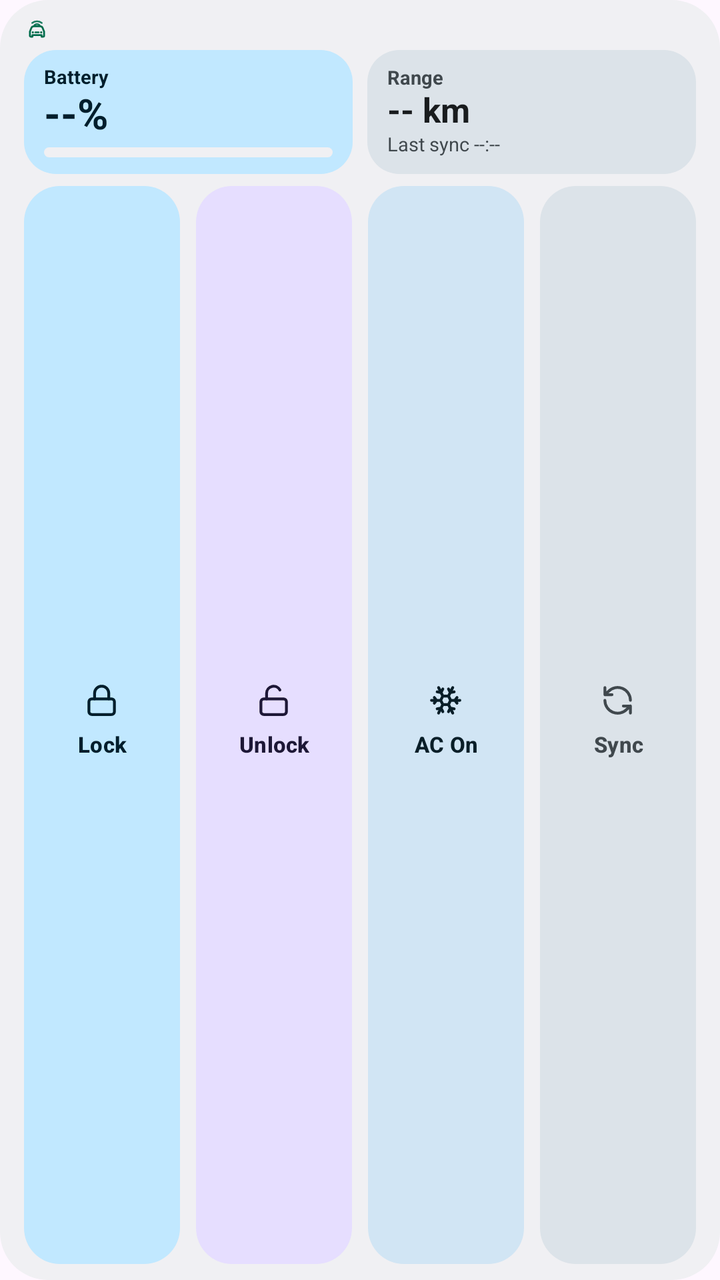
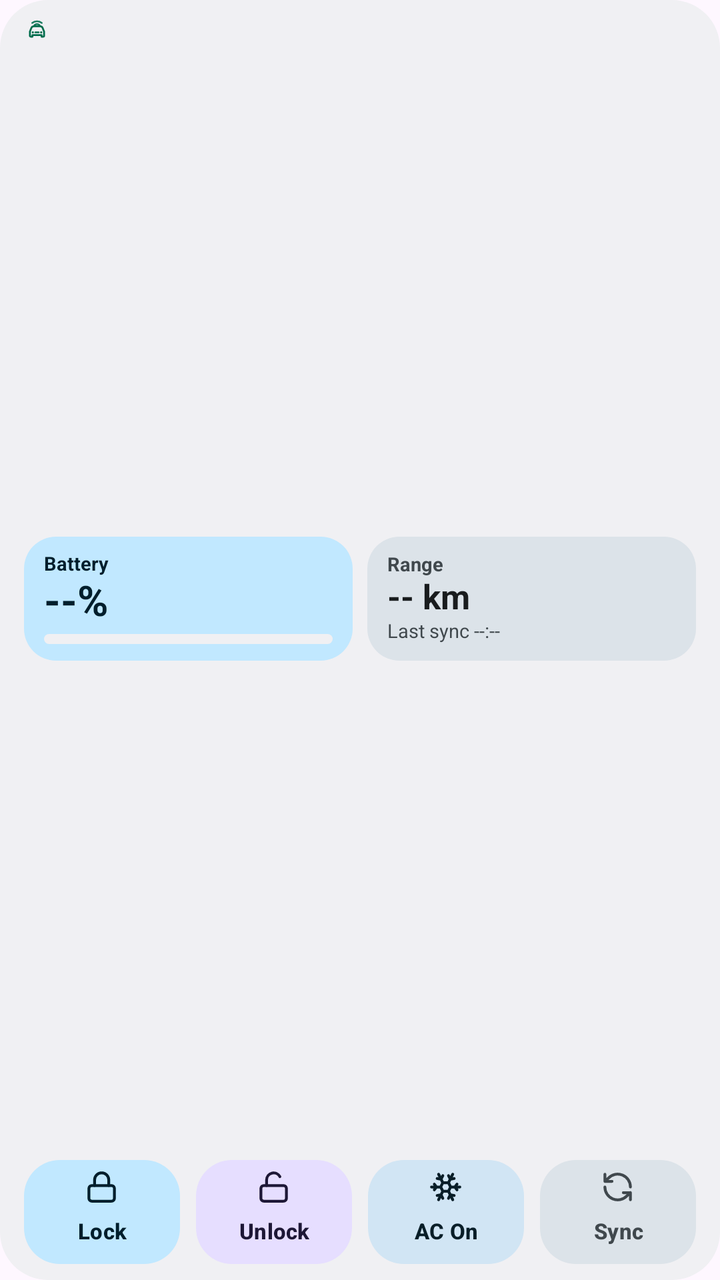

Screens rendered from an Android XML layout before and after an edit, with the pre-edit source and the edit as a unified diff.
<!-- AndroidManifest.xml: application theme Theme.BydWatch -->
<!-- res/layout/widget_vehicle_4x2_bento.xml -->
<?xml version="1.0" encoding="utf-8"?>
<LinearLayout xmlns:android="http://schemas.android.com/apk/res/android"
    android:id="@+id/widgetRoot"
    android:layout_width="match_parent"
    android:layout_height="match_parent"
    android:background="@drawable/bg_widget_card"
    android:orientation="vertical"
    android:paddingHorizontal="12dp"
    android:paddingVertical="8dp">

    <include layout="@layout/include_widget_4x2_header" />

    
    <LinearLayout
        android:id="@+id/layoutWidgetBatteryCard"
        android:layout_width="match_parent"
        android:layout_height="wrap_content"
        android:layout_marginBottom="6dp"
        android:baselineAligned="false"
        android:orientation="horizontal">

        
        <LinearLayout
            android:layout_width="0dp"
            android:layout_height="wrap_content"
            android:layout_marginEnd="3.5dp"
            android:layout_weight="1"
            android:background="@drawable/bg_widget_tile_emerald"
            android:gravity="center_vertical"
            android:minHeight="62dp"
            android:orientation="vertical"
            android:paddingHorizontal="10dp"
            android:paddingVertical="5dp">

            <TextView
                android:id="@+id/tvWidgetBatteryLabel"
                android:layout_width="wrap_content"
                android:layout_height="wrap_content"
                android:includeFontPadding="false"
                android:text="@string/widget_label_battery"
                android:textColor="@color/widget_on_primary_container"
                android:textSize="9.5sp"
                android:textStyle="bold" />

            <TextView
                android:id="@+id/tvWidgetSoc"
                android:layout_width="wrap_content"
                android:layout_height="wrap_content"
                android:layout_marginTop="1dp"
                android:includeFontPadding="false"
                android:text="--%"
                android:textColor="@color/widget_on_primary_container"
                android:textSize="21sp"
                android:textStyle="bold" />

            <ProgressBar
                android:id="@+id/pbWidgetSoc"
                style="?android:attr/progressBarStyleHorizontal"
                android:layout_width="match_parent"
                android:layout_height="5dp"
                android:layout_marginTop="4dp"
                android:max="100"
                android:progress="0"
                android:progressDrawable="@drawable/progress_widget_soc_on_card" />
        </LinearLayout>

        
        <LinearLayout
            android:layout_width="0dp"
            android:layout_height="wrap_content"
            android:layout_marginStart="3.5dp"
            android:layout_weight="1"
            android:background="@drawable/bg_widget_subcard"
            android:gravity="center_vertical"
            android:minHeight="62dp"
            android:orientation="vertical"
            android:paddingHorizontal="10dp"
            android:paddingVertical="5dp">

            <TextView
                android:id="@+id/tvWidgetRangeLabel"
                android:layout_width="wrap_content"
                android:layout_height="wrap_content"
                android:includeFontPadding="false"
                android:text="@string/label_range"
                android:textColor="@color/widget_on_surface_variant"
                android:textSize="9.5sp"
                android:textStyle="bold" />

            <TextView
                android:id="@+id/tvWidgetRange"
                android:layout_width="match_parent"
                android:layout_height="wrap_content"
                android:layout_marginTop="1dp"
                android:ellipsize="end"
                android:includeFontPadding="false"
                android:maxLines="1"
                android:text="-- km"
                android:textColor="@color/widget_on_surface"
                android:textSize="17sp"
                android:textStyle="bold" />

            <TextView
                android:id="@+id/tvWidgetBatteryMeta"
                android:layout_width="match_parent"
                android:layout_height="wrap_content"
                android:layout_marginTop="2dp"
                android:ellipsize="end"
                android:maxLines="1"
                android:textColor="@color/widget_on_surface_variant"
                android:textSize="9.5sp"
                android:textStyle="bold"
                android:visibility="gone" />

            <TextView
                android:id="@+id/tvWidgetLastSync"
                android:layout_width="match_parent"
                android:layout_height="wrap_content"
                android:ellipsize="end"
                android:maxLines="1"
                android:text="Last sync --:--"
                android:textColor="@color/widget_on_surface_variant"
                android:textSize="9.5sp" />
        </LinearLayout>
    </LinearLayout>

    
    <FrameLayout
        android:id="@+id/layoutWidgetLocationBar"
        android:layout_width="0dp"
        android:layout_height="0dp"
        android:visibility="gone" />

    <include layout="@layout/include_widget_4x2_actions" />
</LinearLayout>
<!-- res/layout/include_widget_4x2_header.xml (included above) -->
<?xml version="1.0" encoding="utf-8"?>
<LinearLayout xmlns:android="http://schemas.android.com/apk/res/android"
    android:id="@+id/widgetHeader"
    android:layout_width="match_parent"
    android:layout_height="wrap_content"
    android:layout_marginBottom="4dp"
    android:gravity="center_vertical"
    android:orientation="horizontal">

    <LinearLayout
        android:layout_width="0dp"
        android:layout_height="wrap_content"
        android:layout_weight="1"
        android:gravity="center_vertical"
        android:orientation="horizontal">

        <ImageView
            android:id="@+id/ivWidgetBrandLogo"
            android:layout_width="13dp"
            android:layout_height="13dp"
            android:layout_marginEnd="5dp"
            android:contentDescription="@string/app_name"
            android:src="@drawable/ic_ev_watch_logo"
            android:tint="@color/accent_emerald" />

        <TextView
            android:id="@+id/tvWidgetCarModel"
            android:layout_width="0dp"
            android:layout_height="wrap_content"
            android:layout_weight="1"
            android:ellipsize="end"
            android:maxLines="1"
            android:textColor="@color/widget_on_surface"
            android:textSize="11sp"
            android:textStyle="bold"
            android:visibility="gone" />
    </LinearLayout>

    <TextView
        android:id="@+id/tvWidgetBanner"
        android:layout_width="wrap_content"
        android:layout_height="wrap_content"
        android:layout_marginStart="4dp"
        android:background="@drawable/bg_widget_chip"
        android:ellipsize="end"
        android:maxLines="1"
        android:paddingHorizontal="7dp"
        android:paddingVertical="2.5dp"
        android:text="Ready"
        android:textColor="@color/widget_on_surface_variant"
        android:textSize="10sp"
        android:textStyle="bold"
        android:visibility="gone" />

    <TextView
        android:id="@+id/tvWidgetLockStatus"
        android:layout_width="wrap_content"
        android:layout_height="wrap_content"
        android:layout_marginStart="4dp"
        android:background="@drawable/bg_widget_chip"
        android:maxLines="1"
        android:paddingHorizontal="7dp"
        android:paddingVertical="2.5dp"
        android:text="Locked"
        android:textColor="@color/widget_on_surface_variant"
        android:textSize="10sp"
        android:textStyle="bold"
        android:visibility="gone" />

    <TextView
        android:id="@+id/tvWidgetAcStatus"
        android:layout_width="wrap_content"
        android:layout_height="wrap_content"
        android:layout_marginStart="4dp"
        android:background="@drawable/bg_widget_chip"
        android:maxLines="1"
        android:paddingHorizontal="7dp"
        android:paddingVertical="2.5dp"
        android:text="AC Off"
        android:textColor="@color/widget_on_surface_variant"
        android:textSize="10sp"
        android:textStyle="bold"
        android:visibility="gone" />
</LinearLayout>
<!-- res/layout/include_widget_4x2_actions.xml (included above) -->
<?xml version="1.0" encoding="utf-8"?>
<LinearLayout xmlns:android="http://schemas.android.com/apk/res/android"
    android:layout_width="match_parent"
    android:layout_height="0dp"
    android:layout_weight="1"
    android:orientation="horizontal">

    <LinearLayout
        android:id="@+id/tileWidgetLock"
        android:layout_width="0dp"
        android:layout_height="match_parent"
        android:layout_marginEnd="4dp"
        android:layout_weight="1"
        android:background="@drawable/bg_widget_btn_primary"
        android:gravity="center"
        android:orientation="vertical"
        android:paddingHorizontal="4dp">

        <ImageView
            android:id="@+id/ivWidgetLock"
            android:layout_width="17dp"
            android:layout_height="17dp"
            android:layout_marginBottom="2dp"
            android:importantForAccessibility="no"
            android:src="@drawable/ic_slot_lock"
            android:tint="@color/widget_on_primary_container" />

        <Button
            android:id="@+id/btnWidgetLock"
            android:layout_width="match_parent"
            android:layout_height="wrap_content"
            android:background="@android:color/transparent"
            android:ellipsize="end"
            android:gravity="center"
            android:maxLines="1"
            android:minWidth="0dp"
            android:minHeight="0dp"
            android:padding="0dp"
            android:stateListAnimator="@null"
            android:text="Lock"
            android:textAllCaps="false"
            android:textColor="@color/widget_on_primary_container"
            android:textSize="11sp"
            android:textStyle="bold" />
    </LinearLayout>

    <LinearLayout
        android:id="@+id/tileWidgetUnlock"
        android:layout_width="0dp"
        android:layout_height="match_parent"
        android:layout_marginHorizontal="4dp"
        android:layout_weight="1"
        android:background="@drawable/bg_widget_btn_tertiary"
        android:gravity="center"
        android:orientation="vertical"
        android:paddingHorizontal="4dp">

        <ImageView
            android:id="@+id/ivWidgetUnlock"
            android:layout_width="17dp"
            android:layout_height="17dp"
            android:layout_marginBottom="2dp"
            android:importantForAccessibility="no"
            android:src="@drawable/ic_slot_unlock"
            android:tint="@color/widget_on_tertiary_container" />

        <Button
            android:id="@+id/btnWidgetUnlock"
            android:layout_width="match_parent"
            android:layout_height="wrap_content"
            android:background="@android:color/transparent"
            android:ellipsize="end"
            android:gravity="center"
            android:maxLines="1"
            android:minWidth="0dp"
            android:minHeight="0dp"
            android:padding="0dp"
            android:stateListAnimator="@null"
            android:text="Unlock"
            android:textAllCaps="false"
            android:textColor="@color/widget_on_tertiary_container"
            android:textSize="11sp"
            android:textStyle="bold" />
    </LinearLayout>

    <LinearLayout
        android:id="@+id/tileWidgetAc"
        android:layout_width="0dp"
        android:layout_height="match_parent"
        android:layout_marginHorizontal="4dp"
        android:layout_weight="1"
        android:background="@drawable/bg_widget_btn_secondary"
        android:gravity="center"
        android:orientation="vertical"
        android:paddingHorizontal="4dp">

        <ImageView
            android:id="@+id/ivWidgetAc"
            android:layout_width="17dp"
            android:layout_height="17dp"
            android:layout_marginBottom="2dp"
            android:importantForAccessibility="no"
            android:src="@drawable/ic_slot_ac"
            android:tint="@color/widget_on_secondary_container" />

        <Button
            android:id="@+id/btnWidgetAc"
            android:layout_width="match_parent"
            android:layout_height="wrap_content"
            android:background="@android:color/transparent"
            android:ellipsize="end"
            android:gravity="center"
            android:maxLines="1"
            android:minWidth="0dp"
            android:minHeight="0dp"
            android:padding="0dp"
            android:stateListAnimator="@null"
            android:text="AC On"
            android:textAllCaps="false"
            android:textColor="@color/widget_on_secondary_container"
            android:textSize="11sp"
            android:textStyle="bold" />
    </LinearLayout>

    <LinearLayout
        android:id="@+id/tileWidgetRefresh"
        android:layout_width="0dp"
        android:layout_height="match_parent"
        android:layout_marginStart="4dp"
        android:layout_weight="1"
        android:background="@drawable/bg_widget_btn_tonal"
        android:gravity="center"
        android:orientation="vertical"
        android:paddingHorizontal="4dp">

        <ImageView
            android:id="@+id/ivWidgetRefresh"
            android:layout_width="17dp"
            android:layout_height="17dp"
            android:layout_marginBottom="2dp"
            android:importantForAccessibility="no"
            android:src="@drawable/ic_slot_sync"
            android:tint="@color/widget_on_surface_variant" />

        <Button
            android:id="@+id/btnWidgetRefresh"
            android:layout_width="match_parent"
            android:layout_height="wrap_content"
            android:background="@android:color/transparent"
            android:ellipsize="end"
            android:gravity="center"
            android:maxLines="1"
            android:minWidth="0dp"
            android:minHeight="0dp"
            android:padding="0dp"
            android:stateListAnimator="@null"
            android:text="Sync"
            android:textAllCaps="false"
            android:textColor="@color/widget_on_surface_variant"
            android:textSize="11sp"
            android:textStyle="bold" />
    </LinearLayout>
</LinearLayout>
<!-- resources referenced by this layout -->
<resources>
  <color name="accent_emerald">#006C4C</color>
  <color name="widget_on_primary_container">#002114</color>
  <color name="widget_on_secondary_container">#001E30</color>
  <color name="widget_on_surface">#181D1A</color>
  <color name="widget_on_surface_variant">#414944</color>
  <color name="widget_on_tertiary_container">#2B1700</color>
  <!-- drawable bg_widget_btn_primary (drawable) -->
  <?xml version="1.0" encoding="utf-8"?>
  <shape xmlns:android="http://schemas.android.com/apk/res/android"
      android:shape="rectangle">
      <solid android:color="@color/widget_primary_container" />
      <corners android:radius="18dp" />
  </shape>
  <!-- drawable bg_widget_btn_secondary (drawable) -->
  <?xml version="1.0" encoding="utf-8"?>
  <shape xmlns:android="http://schemas.android.com/apk/res/android"
      android:shape="rectangle">
      <solid android:color="@color/widget_secondary_container" />
      <corners android:radius="18dp" />
  </shape>
  <!-- drawable bg_widget_btn_tertiary (drawable) -->
  <?xml version="1.0" encoding="utf-8"?>
  <shape xmlns:android="http://schemas.android.com/apk/res/android"
      android:shape="rectangle">
      <solid android:color="@color/widget_tertiary_container" />
      <corners android:radius="18dp" />
  </shape>
  <!-- drawable bg_widget_btn_tonal (drawable) -->
  <?xml version="1.0" encoding="utf-8"?>
  <shape xmlns:android="http://schemas.android.com/apk/res/android"
      android:shape="rectangle">
      <solid android:color="@color/widget_surface_variant" />
      <corners android:radius="18dp" />
  </shape>
  <!-- drawable bg_widget_card (drawable) -->
  <?xml version="1.0" encoding="utf-8"?>
  <shape xmlns:android="http://schemas.android.com/apk/res/android"
      android:shape="rectangle">
      <solid android:color="@color/widget_surface" />
      <corners android:radius="24dp" />
  </shape>
  <!-- drawable bg_widget_chip (drawable) -->
  <?xml version="1.0" encoding="utf-8"?>
  <shape xmlns:android="http://schemas.android.com/apk/res/android"
      android:shape="rectangle">
      <solid android:color="@color/widget_surface_variant" />
      <corners android:radius="999dp" />
  </shape>
  <!-- drawable bg_widget_subcard (drawable) -->
  <?xml version="1.0" encoding="utf-8"?>
  <shape xmlns:android="http://schemas.android.com/apk/res/android"
      android:shape="rectangle">
      <solid android:color="@color/widget_surface_variant" />
      <corners android:radius="16dp" />
  </shape>
  <!-- drawable bg_widget_tile_emerald (drawable) -->
  <?xml version="1.0" encoding="utf-8"?>
  <shape xmlns:android="http://schemas.android.com/apk/res/android"
      android:shape="rectangle">
      <solid android:color="@color/widget_primary_container" />
      <corners android:radius="16dp" />
  </shape>
  <string name="app_name">BYD Open Remote</string>
  <string name="label_range">Range</string>
  <string name="widget_label_battery">Battery</string>
  <color name="widget_primary_container">#9FF2CE</color>
  <color name="widget_secondary_container">#CBE6FF</color>
  <color name="widget_tertiary_container">#FFE0B2</color>
  <color name="widget_surface_variant">#E3EBE6</color>
  <color name="widget_surface">#F3F7F4</color>
  <color name="bg_obsidian">#F6F8F7</color>
  <color name="accent_cyan">#00658E</color>
  <style name="Widget.BydWatch.TextInputLayout" parent="Widget.Material3.TextInputLayout.OutlinedBox">
          <item name="boxCornerRadiusTopStart">16dp</item>
          <item name="boxCornerRadiusTopEnd">16dp</item>
          <item name="boxCornerRadiusBottomStart">16dp</item>
          <item name="boxCornerRadiusBottomEnd">16dp</item>
          <item name="boxStrokeWidth">1dp</item>
          <item name="boxStrokeWidthFocused">2dp</item>
      </style>
  <!-- unchanged entries left out for length: 7 -->
</resources>

<!-- the commit's change to res/layout/widget_vehicle_4x2_bento.xml (unified diff, before → after) -->
@@ -9,6 +9,12 @@
     android:paddingVertical="8dp">
 
     <include layout="@layout/include_widget_4x2_header" />
+
+    
+    <FrameLayout
+        android:layout_width="match_parent"
+        android:layout_height="0dp"
+        android:layout_weight="1" />
 
     
     <LinearLayout
@@ -130,6 +136,12 @@
         android:layout_width="0dp"
         android:layout_height="0dp"
         android:visibility="gone" />
+
+    
+    <FrameLayout
+        android:layout_width="match_parent"
+        android:layout_height="0dp"
+        android:layout_weight="1" />
 
     <include layout="@layout/include_widget_4x2_actions" />
 </LinearLayout>
@@ -222,8 +234,7 @@
 <?xml version="1.0" encoding="utf-8"?>
 <LinearLayout xmlns:android="http://schemas.android.com/apk/res/android"
     android:layout_width="match_parent"
-    android:layout_height="0dp"
-    android:layout_weight="1"
+    android:layout_height="52dp"
     android:orientation="horizontal">
 
     <LinearLayout
